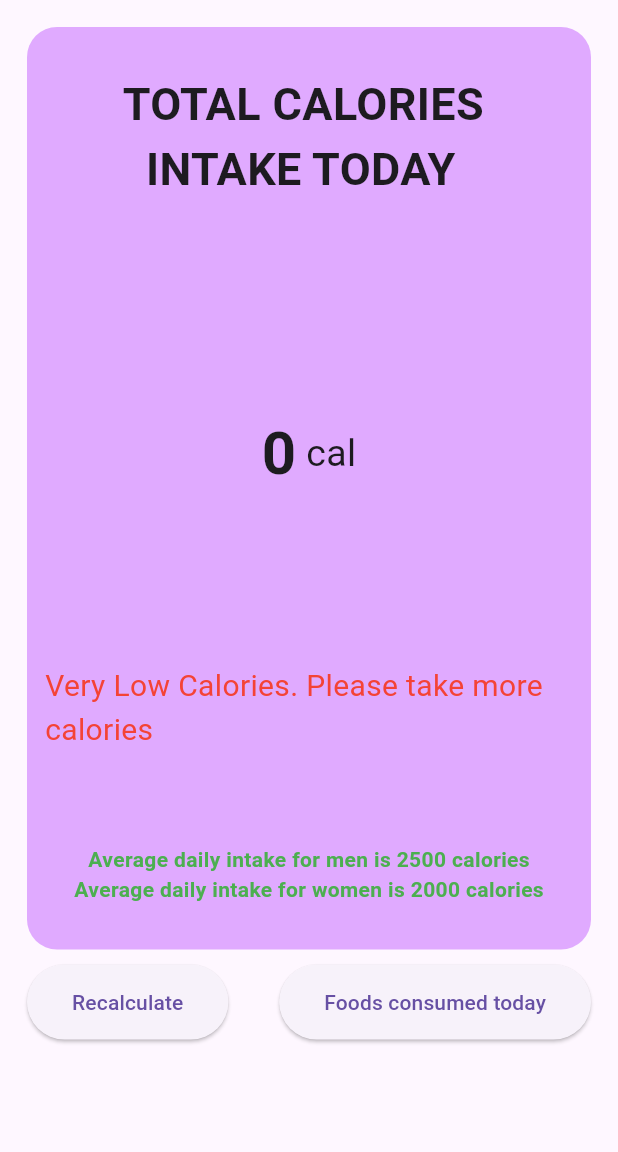
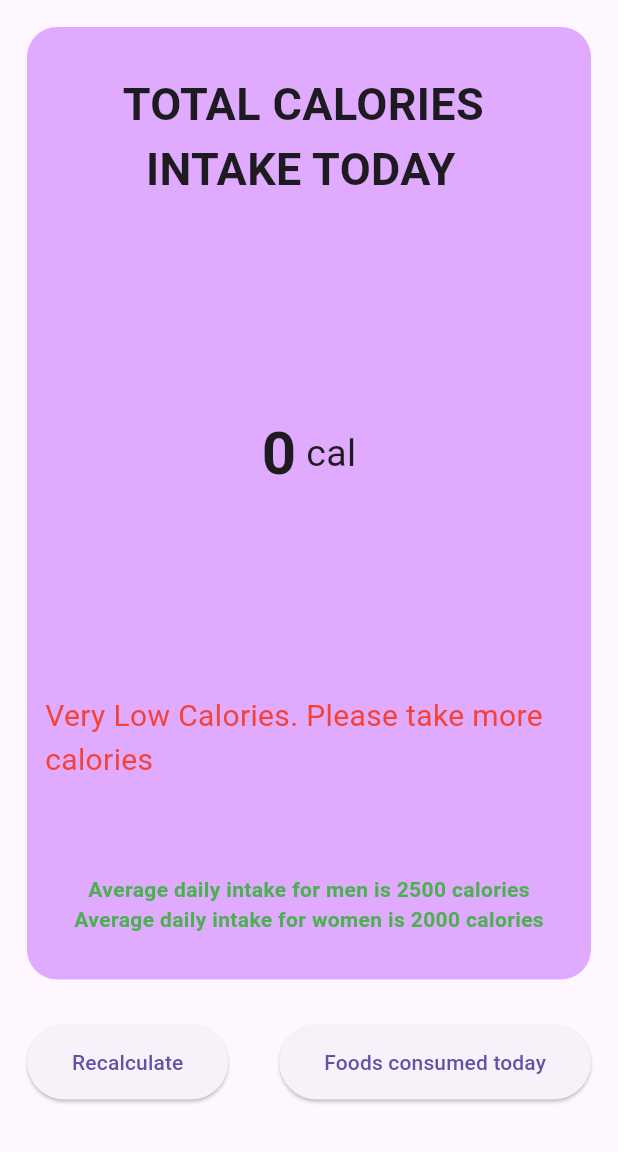
Before and after one commit to Rajesh0408/Calorie-Tracker, a Flutter app: the screen it shows after launch, after a tap on "Total Calories", on a phone screen of 412 x 824 dp, the part 84-1236 px from its top. Run offline on Flutter 3.47's test engine with Material 3 defaults, Android fonts, the phone set to English and light mode, and no system bars; our stand-ins replace cloud_firestore, firebase_core; accounts and stored records are empty.

```diff
--- a/lib/UI/FoodListPage.dart
+++ b/lib/UI/FoodListPage.dart
@@ -1,14 +1,9 @@
 
-
-
-
-import 'dart:ffi';
 
 import 'package:calorie_tracker/UI/totalCaloriesPage.dart';
 import 'package:flutter/cupertino.dart';
 import 'package:flutter/material.dart';
 import 'package:cloud_firestore/cloud_firestore.dart';
-import 'package:shared_preferences/shared_preferences.dart';
 
 
 class FoodListPage extends StatefulWidget {
@@ -22,7 +17,7 @@ class FoodListPage extends StatefulWidget {
     List? list;
     int? len;
     int count=0;
-    List<int> countList=[];
+    List<dynamic> countList=[];
     String? date;
     DateTime? savedDateTime;
     // int totalCalories=0;
@@ -35,7 +30,6 @@ class FoodListPage extends StatefulWidget {
     List<dynamic>? dataOfCountList;
     DocumentReference? documentReference;
     DocumentReference? documentReferenceForCountList;
-    List? countListArray;
 
     @override
     void initState() {
@@ -44,30 +38,35 @@ class FoodListPage extends StatefulWidget {
     }
 
     Future<void> readData() async {
+      print("read");
       CollectionReference collectionReference =
           FirebaseFirestore.instance.collection('Foods');
       QuerySnapshot querySnapshot = await collectionReference.get();
 
       //Get the total calories
-      documentReference = FirebaseFirestore.instance.collection('TotalCalories').doc('7NELlvkDVQ6PLMVdbqpg');
-      DocumentSnapshot<Object?>? documentSnapshot = await documentReference?.get();
-      data = documentSnapshot?.data() as Map<String, dynamic>?;
-      savedTotalCalories = data?['totalCalories'];
+      // documentReference = FirebaseFirestore.instance.collection('TotalCalories').doc('7NELlvkDVQ6PLMVdbqpg');
+      // DocumentSnapshot<Object?>? documentSnapshot = await documentReference?.get();
+      // data = documentSnapshot?.data() as Map<String, dynamic>?;
+      // savedTotalCalories = data?['totalCalories'];
 
       //Get the countList
       documentReferenceForCountList = FirebaseFirestore.instance.collection('FoodsConsumedToday').doc('XeEl2aYmbHyGfdVsOc9U');
       DocumentSnapshot<Object?>? documentSnapshotForCountList = await documentReferenceForCountList?.get();
-      dataOfCountList = documentSnapshotForCountList?.get('countList') ;
-      //countListArray = dataOfCountList?['countList'] ;
-      print("dataOfCountList: $dataOfCountList");
+      countList = documentSnapshotForCountList?.get('countList') ;
+
+
+      len = querySnapshot.docs.length;
+      // for(int i=0;i<len!;i++) {
+      //   countList.add(0);
+      // }
+
+
 
 
       setState(() {
-        len = querySnapshot.docs.length;
-        for(int i=0;i<len!;i++) {
-          countList.add(0);
-        }
+
         list = querySnapshot.docs.map((doc) => doc.data()).toList();
+        print(list);
       });
     }
 
@@ -87,8 +86,6 @@ class FoodListPage extends StatefulWidget {
                   if (list == null || list!.isEmpty) {
                     return const CircularProgressIndicator(); // or any other loading indicator
                   }
-
-
                   Map<String, dynamic> foodData = list![index];
                   return Row(
                     mainAxisAlignment: MainAxisAlignment.spaceBetween,
@@ -178,7 +175,12 @@ class FoodListPage extends StatefulWidget {
                 children: [
                   ElevatedButton(
                       onPressed: () async {
-
+                        savedTotalCalories=0;
+                        await FirebaseFirestore.instance
+                            .collection('FoodsConsumedToday') // Replace 'your_collection' with your actual collection name
+                            .doc('XeEl2aYmbHyGfdVsOc9U') // Replace 'your_document_id' with the ID of the document containing the array
+                            .update({'countList': countList});
+                        bottomSheetList.clear();
                         if(await isTodayNewDay()) {
                           savedTotalCalories=0;
                           bottomSheetList.clear();
--- a/lib/UI/totalCaloriesPage.dart
+++ b/lib/UI/totalCaloriesPage.dart
@@ -70,7 +70,7 @@ class _TotalCaloriesPageState extends State<TotalCaloriesPage> {
                       ),
                     ],
                   ),
-                  SizedBox(height: 100,),
+                  SizedBox(height: 120,),
                   Padding(
                     padding: const EdgeInsets.all(12.0),
                     child: Text(totalCalories! > 1800 && totalCalories! < 2800
@@ -87,7 +87,7 @@ class _TotalCaloriesPageState extends State<TotalCaloriesPage> {
                 ],
               ),
             ),
-            SizedBox(height: 10,),
+            SizedBox(height: 30,),
             Row(
               mainAxisAlignment: MainAxisAlignment.spaceBetween,
               children: [
--- a/lib/main.dart
+++ b/lib/main.dart
@@ -1,3 +1,5 @@
+
+
 import 'package:calorie_tracker/UI/FoodListPage.dart';
 import 'package:flutter/material.dart';
 import 'package:firebase_core/firebase_core.dart';
@@ -7,8 +9,9 @@ import 'package:firebase_core/firebase_core.dart';
 void main() async{
   WidgetsFlutterBinding.ensureInitialized();
   await Firebase.initializeApp(
-    options: FirebaseOptions(apiKey: "AIzaSyA7TyZ-6C_RfEX6qZ9Z9G50wf4au-TmAkg", appId: '545120632703', messagingSenderId: "", projectId: "calorie-tracker-aea6b"),
+    options: const FirebaseOptions(apiKey: "AIzaSyA7TyZ-6C_RfEX6qZ9Z9G50wf4au-TmAkg", appId: '545120632703', messagingSenderId: "1:545120632703:android:fe054d1cc91202b82f644a", projectId: "calorie-tracker-aea6b"),
   );
+
   runApp(MaterialApp(
     debugShowCheckedModeBanner: false,
       home: FoodListPage()));
```
Also changed, not shown: pubspec.yaml (+6 -6 lines), pubspec.lock, 3 other files.
